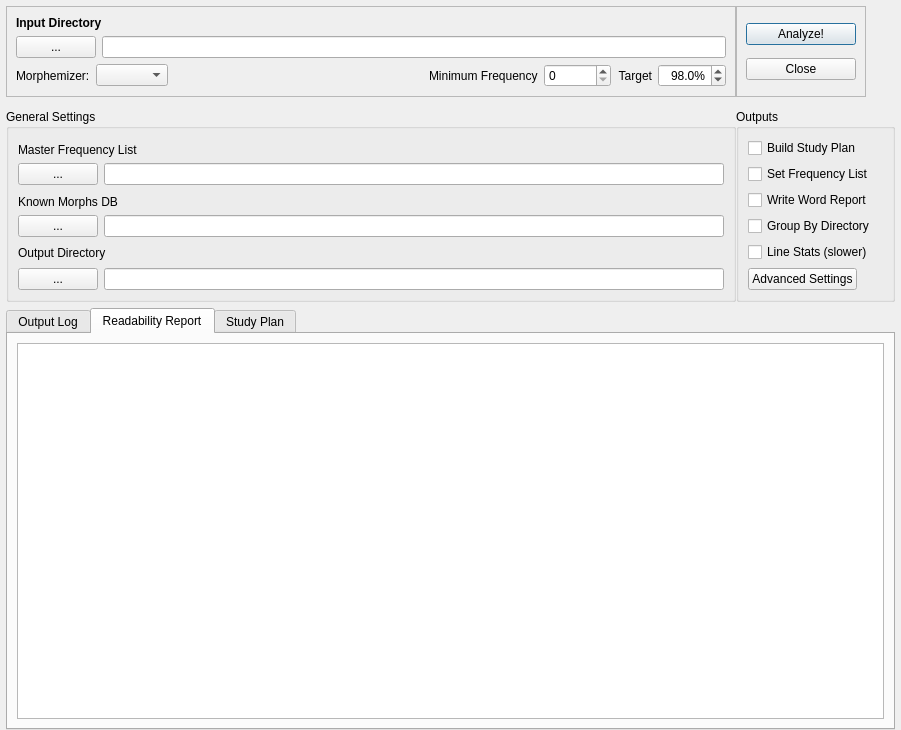
Qt form morph/readability.ui (kaegi/MorphMan) before a commit.
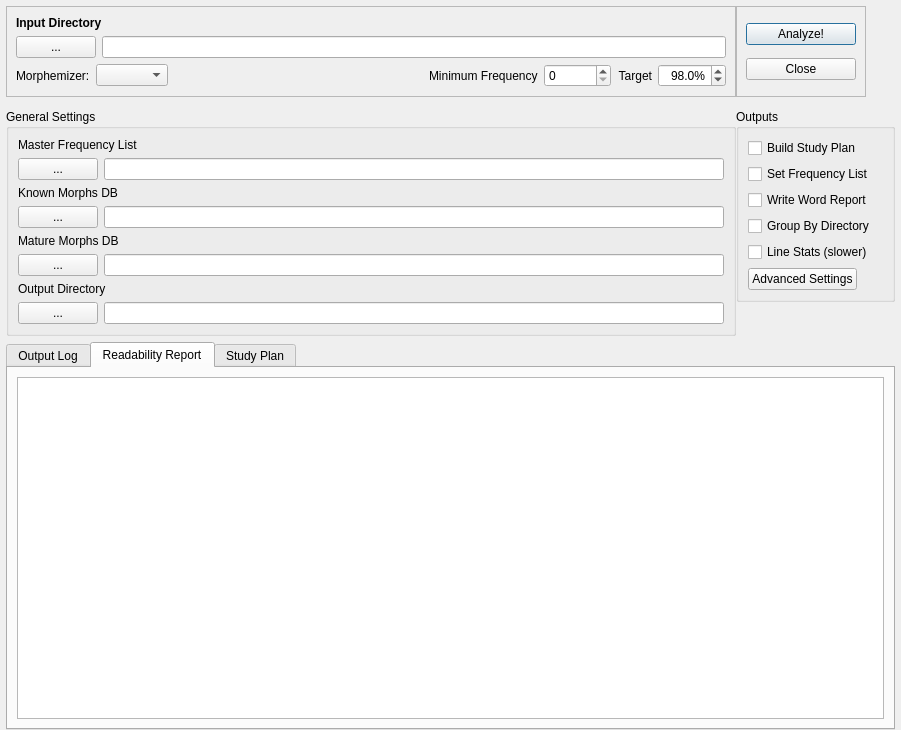
The same form after that commit. Custom widgets are drawn as their Qt base class.

```diff
--- a/morph/readability.ui
+++ b/morph/readability.ui
@@ -325,6 +325,34 @@
           </item>
          </layout>
         </item>
+        <item>
+         <widget class="QLabel" name="MatureMorphsLabel">
+          <property name="text">
+           <string>Mature Morphs DB</string>
+          </property>
+          <property name="alignment">
+           <set>Qt::AlignBottom|Qt::AlignLeading|Qt::AlignLeft</set>
+          </property>
+         </widget>
+        </item>
+        <item>
+         <layout class="QHBoxLayout" name="horizontalLayout_MatureMorphs">
+          <item>
+           <widget class="QPushButton" name="MatureMorphsButton">
+            <property name="text">
+             <string>...</string>
+            </property>
+           </widget>
+          </item>
+          <item>
+           <widget class="QLineEdit" name="MatureMorphsEdit">
+            <property name="toolTip">
+             <string>Path to use as your 'Mature' morphs database.</string>
+            </property>
+           </widget>
+          </item>
+         </layout>
+        </item>
         <item>
          <widget class="QLabel" name="outputFreqLabel">
           <property name="text">
```
